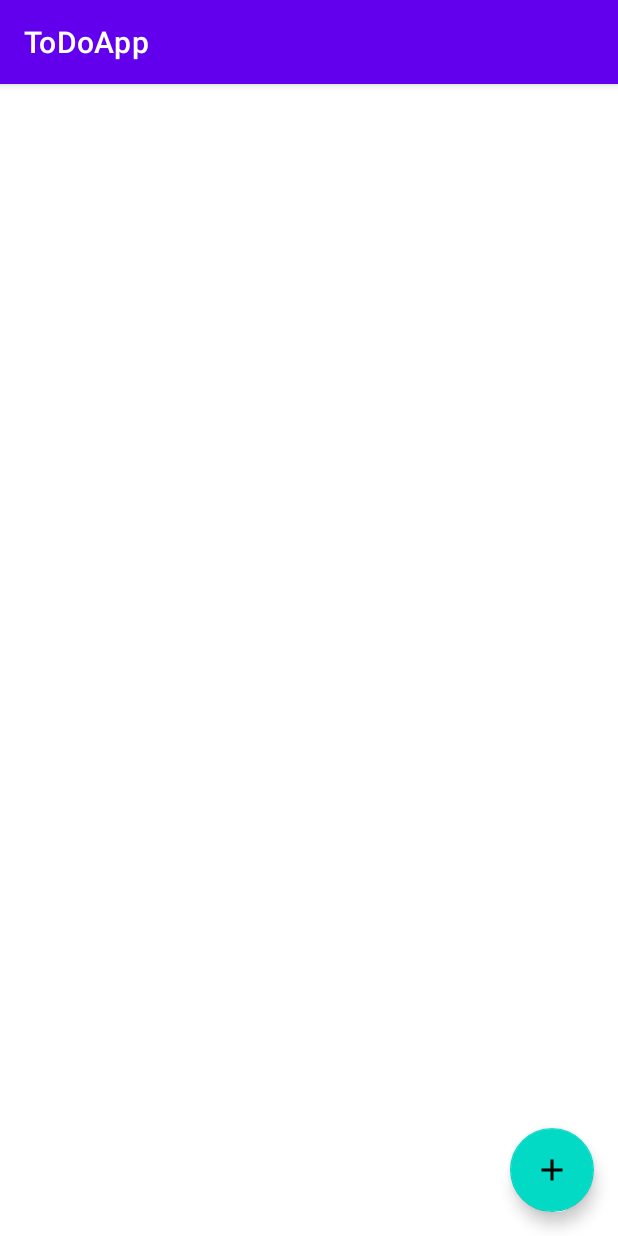
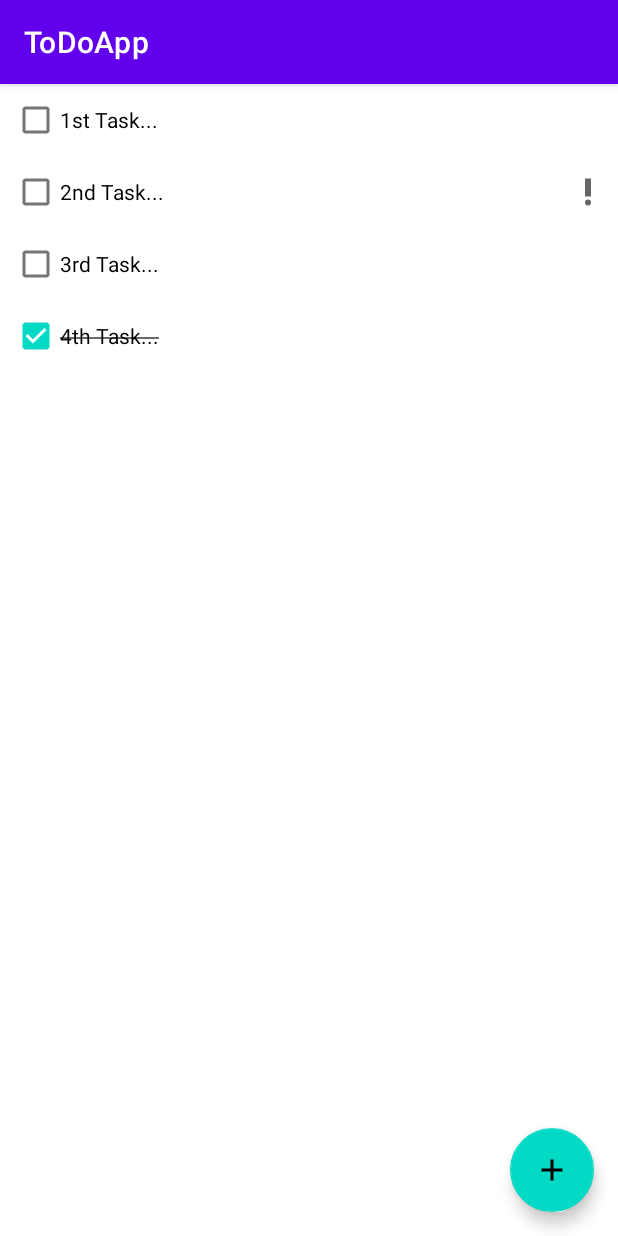
Before and after one commit to whiteyOnTheMoon/ToDoList_App2, an Android app: the screen it shows after launch (MainActivity), on a phone screen of 412 x 824 dp. Run offline under Robolectric (Android 15) with nearby library versions, the phone set to English and light mode, and no system bars; our stand-ins replace Dagger/Hilt's generated code, Room's generated code.

Commit message:
Part 5 of Tutorial finished

```diff
--- /dev/null
+++ b/app/src/main/java/com/tinyapps/todoapp/ui/tasks/TasksAdapter.kt
@@ -0,0 +1,44 @@
+package com.tinyapps.todoapp.ui.tasks
+
+import android.view.LayoutInflater
+import android.view.ViewGroup
+import androidx.core.view.isVisible
+import androidx.recyclerview.widget.DiffUtil
+import androidx.recyclerview.widget.ListAdapter
+import androidx.recyclerview.widget.RecyclerView
+import com.tinyapps.todoapp.data.Task
+import com.tinyapps.todoapp.databinding.ItemTaskBinding
+
+class TasksAdapter : ListAdapter<Task, TasksAdapter.TasksViewHolder>(DiffCallback()) {
+
+    override fun onCreateViewHolder(parent: ViewGroup, viewType: Int): TasksViewHolder {
+        val binding = ItemTaskBinding.inflate(LayoutInflater.from(parent.context), parent, false)
+        return TasksViewHolder(binding)
+    }
+
+    override fun onBindViewHolder(holder: TasksViewHolder, position: Int) {
+        val currentItem = getItem(position)
+        holder.bind(currentItem)
+    }
+
+    class TasksViewHolder(private val binding: ItemTaskBinding) :
+        RecyclerView.ViewHolder(binding.root) {
+
+        fun bind(task: Task) {
+            binding.apply {
+                checkBoxCompleted.isChecked = task.completed
+                textViewName.text = task.name
+                textViewName.paint.isStrikeThruText = task.completed
+                labelPriority.isVisible = task.important
+            }
+        }
+    }
+
+    class DiffCallback : DiffUtil.ItemCallback<Task>() {
+
+        override fun areItemsTheSame(oldItem: Task, newItem: Task) = oldItem.id == newItem.id
+
+        override fun areContentsTheSame(oldItem: Task, newItem: Task) = oldItem == newItem
+
+    }
+}
--- a/app/src/main/java/com/tinyapps/todoapp/ui/tasks/TasksFragment.kt
+++ b/app/src/main/java/com/tinyapps/todoapp/ui/tasks/TasksFragment.kt
@@ -1,11 +1,36 @@
 package com.tinyapps.todoapp.ui.tasks
 
+import android.os.Bundle
+import android.view.View
 import androidx.fragment.app.Fragment
 import androidx.fragment.app.viewModels
+import androidx.recyclerview.widget.LinearLayoutManager
 import com.tinyapps.todoapp.R
+import com.tinyapps.todoapp.databinding.FragmentTasksBinding
 import dagger.hilt.android.AndroidEntryPoint
 
 @AndroidEntryPoint
 class TasksFragment : Fragment(R.layout.fragment_tasks){
+
     private val viewModel: TasksViewModel by viewModels()
+
+    override fun onViewCreated(view: View, savedInstanceState: Bundle?) {
+        super.onViewCreated(view, savedInstanceState)
+
+        val binding = FragmentTasksBinding.bind(view)
+
+        val taskAdapter = TasksAdapter()
+
+        binding.apply {
+            recyclerViewTasks.apply {
+                adapter = taskAdapter
+                layoutManager = LinearLayoutManager(requireContext())
+                setHasFixedSize(true)
+            }
+        }
+
+        viewModel.tasks.observe(viewLifecycleOwner){
+            taskAdapter.submitList(it)
+        }
+    }
 }
--- a/app/src/main/java/com/tinyapps/todoapp/ui/tasks/TasksViewModel.kt
+++ b/app/src/main/java/com/tinyapps/todoapp/ui/tasks/TasksViewModel.kt
@@ -1,11 +1,13 @@
 package com.tinyapps.todoapp.ui.tasks
 
-//import androidx.hilt.lifecycle.ViewModelInject
 import androidx.lifecycle.ViewModel
+import androidx.lifecycle.asLiveData
 import com.tinyapps.todoapp.data.TaskDao
+import dagger.hilt.android.lifecycle.HiltViewModel
+import javax.inject.Inject
 
-class TasksViewModel //@ViewModelInject
-constructor(
-    private val taskDao: TaskDao
-) : ViewModel() {
+@HiltViewModel
+class TasksViewModel @Inject constructor(private val taskDao: TaskDao) : ViewModel() {
+
+    val tasks = taskDao.getTasks().asLiveData()
 }
--- a/build.gradle
+++ b/build.gradle
@@ -7,6 +7,7 @@ buildscript {
     dependencies {
         classpath "com.android.tools.build:gradle:7.0.3"
         classpath "org.jetbrains.kotlin:kotlin-gradle-plugin:1.5.31"
+        classpath "androidx.navigation:navigation-safe-args-gradle-plugin:2.3.5"
         classpath("com.google.dagger:hilt-android-gradle-plugin:2.38.1")
 
         // NOTE: Do not place your application dependencies here; they belong
```
Also changed, not shown: app/build.gradle (+42 -8 lines).
